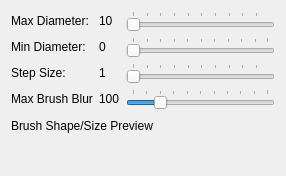
This is designer/BlurOptionsWidgetUi.ui in skitzycat/beedraw as Qt 5 draws it before an edit. The edited form follows.
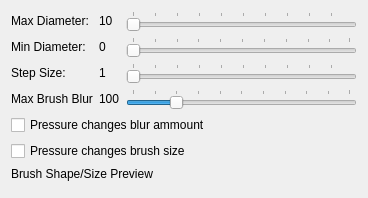
This is the edited form.

Commit message: updated window make file

```diff
--- a/designer/BlurOptionsWidgetUi.ui
+++ b/designer/BlurOptionsWidgetUi.ui
@@ -6,8 +6,8 @@
    <rect>
     <x>0</x>
     <y>0</y>
-    <width>286</width>
-    <height>176</height>
+    <width>368</width>
+    <height>184</height>
    </rect>
   </property>
   <property name="windowTitle">
@@ -141,6 +141,20 @@
      </item>
     </layout>
    </item>
+   <item>
+    <widget class="QCheckBox" name="checkBox">
+     <property name="text">
+      <string>Pressure changes blur ammount</string>
+     </property>
+    </widget>
+   </item>
+   <item>
+    <widget class="QCheckBox" name="checkBox_2">
+     <property name="text">
+      <string>Pressure changes brush size</string>
+     </property>
+    </widget>
+   </item>
    <item>
     <widget class="QLabel" name="label_2">
      <property name="text">
```
The commit also changes 1 other file.
